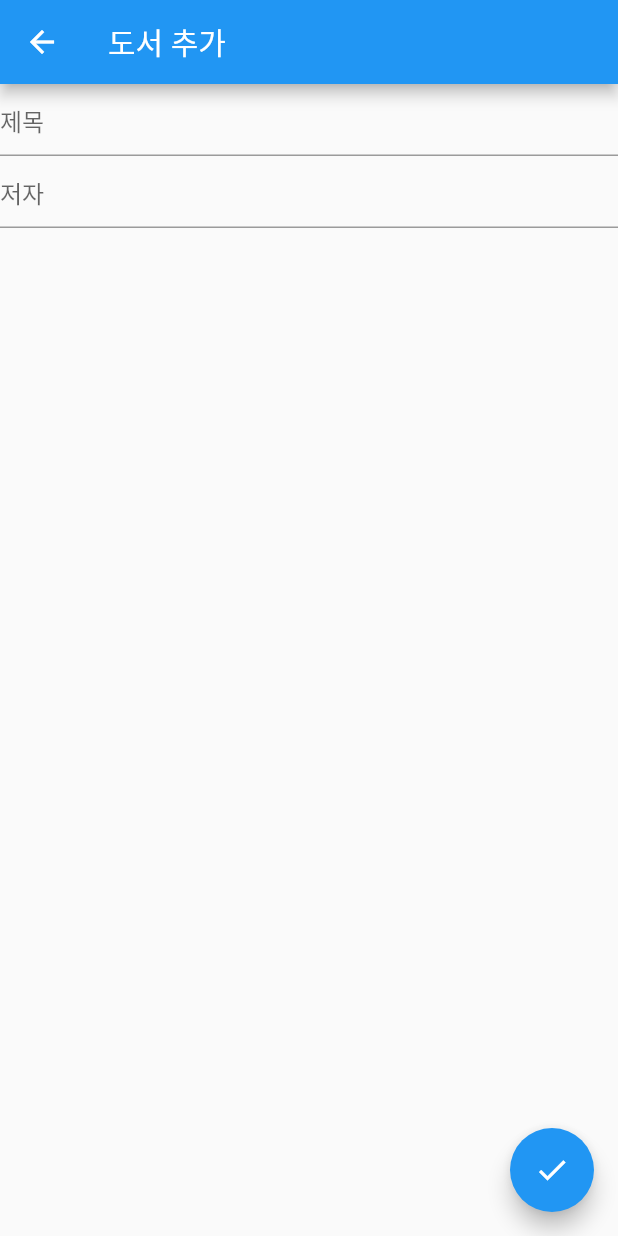
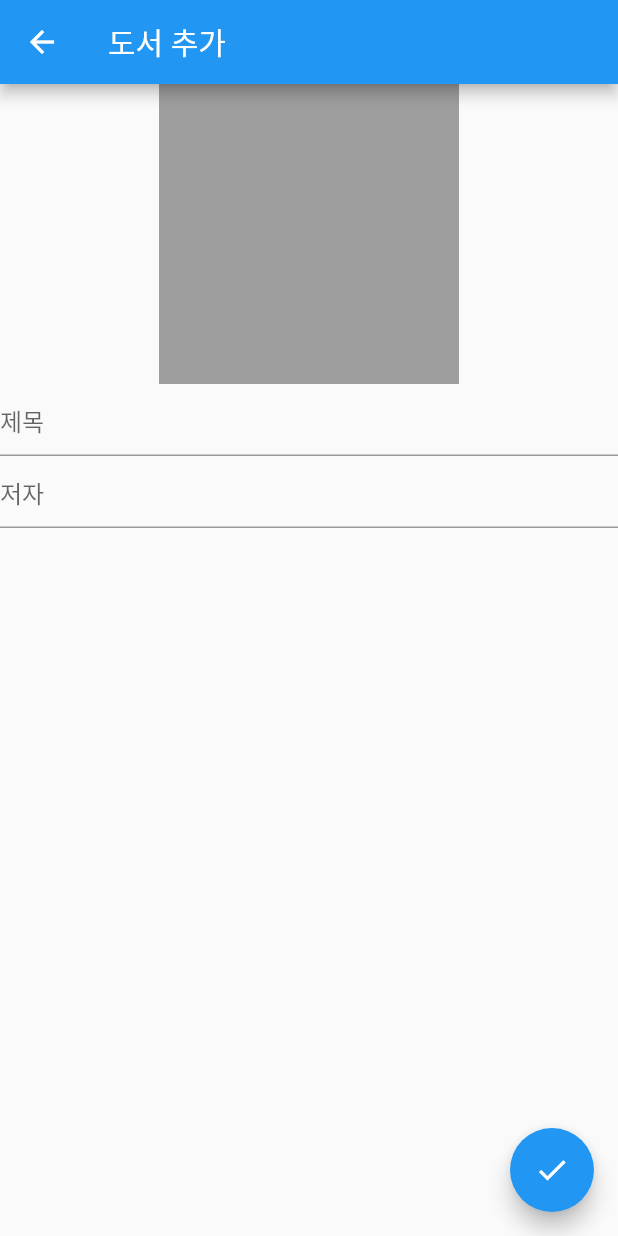
Before and after one commit to gumsang/flutter_firebase_list_app, a Flutter app: the AddBookScreen screen opened directly, on a phone screen of 412 x 824 dp. Run offline on Flutter 3.47's test engine with Material 2 defaults, Android fonts, the phone set to English and light mode, and no system bars; our stand-ins replace cloud_firestore, firebase_core, firebase_storage, image_picker; accounts and stored records are empty; generated files the repository leaves out were written again.

Commit message:
feat 사진추가기능 구현, 데이터베이스에서 사진 불러와서 보여주기

```diff
--- a/lib/add_books/add_book_screen.dart
+++ b/lib/add_books/add_book_screen.dart
@@ -1,5 +1,8 @@
+import 'dart:typed_data';
+
 import 'package:flutter/material.dart';
 import 'package:flutter_book_list/add_books/add_book_view_model.dart';
+import 'package:image_picker/image_picker.dart';
 
 class AddBookScreen extends StatefulWidget {
   const AddBookScreen({Key? key}) : super(key: key);
@@ -11,6 +14,9 @@ class AddBookScreen extends StatefulWidget {
 class _AddBookScreenState extends State<AddBookScreen> {
   final titleTextController = TextEditingController();
   final authorTextController = TextEditingController();
+  final ImagePicker _picker = ImagePicker();
+
+  Uint8List? _bytes;
 
   @override
   void dispose() {
@@ -28,15 +34,34 @@ class _AddBookScreenState extends State<AddBookScreen> {
       ),
       body: Column(
         children: [
+          GestureDetector(
+            onTap: () async {
+              XFile? image =
+                  await _picker.pickImage(source: ImageSource.gallery);
+              if (image != null) {
+                // byte array
+                _bytes = await image.readAsBytes();
+
+                setState(() {});
+              }
+            },
+            child: _bytes == null
+                ? Container(
+                    width: 200,
+                    height: 200,
+                    color: Colors.grey,
+                  )
+                : Image.memory(_bytes!, width: 200, height: 200),
+          ),
           TextField(
             controller: titleTextController,
-            decoration: InputDecoration(
+            decoration: const InputDecoration(
               hintText: '제목',
             ),
           ),
           TextField(
             controller: authorTextController,
-            decoration: InputDecoration(
+            decoration: const InputDecoration(
               hintText: '저자',
             ),
           ),
@@ -45,8 +70,10 @@ class _AddBookScreenState extends State<AddBookScreen> {
       floatingActionButton: FloatingActionButton(
         onPressed: () {
           AddBookViewModel().addBook(
-              title: titleTextController.text,
-              author: authorTextController.text);
+            title: titleTextController.text,
+            author: authorTextController.text,
+            bytes: _bytes,
+          );
           Navigator.pop(context);
         },
         child: const Icon(Icons.done),
--- a/pubspec.yaml
+++ b/pubspec.yaml
@@ -36,6 +36,8 @@ dependencies:
   cupertino_icons: ^1.0.2
   firebase_core: ^1.20.0
   cloud_firestore: ^3.4.3
+  firebase_storage: ^10.3.4
+  image_picker: ^0.8.5+3
 
 dev_dependencies:
   flutter_test:
```
Also changed, not shown: lib/add_books/add_book_view_model.dart (+24 -2 lines), lib/book_list/book_list_screen.dart (+24 -16 lines), pubspec.lock.
